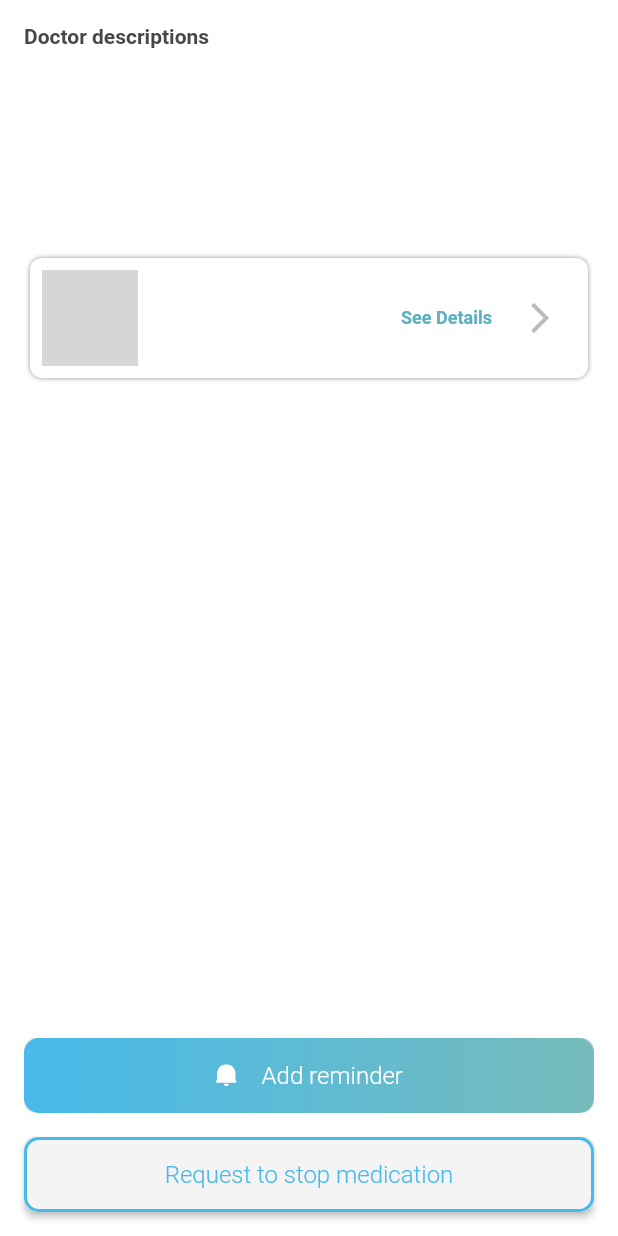
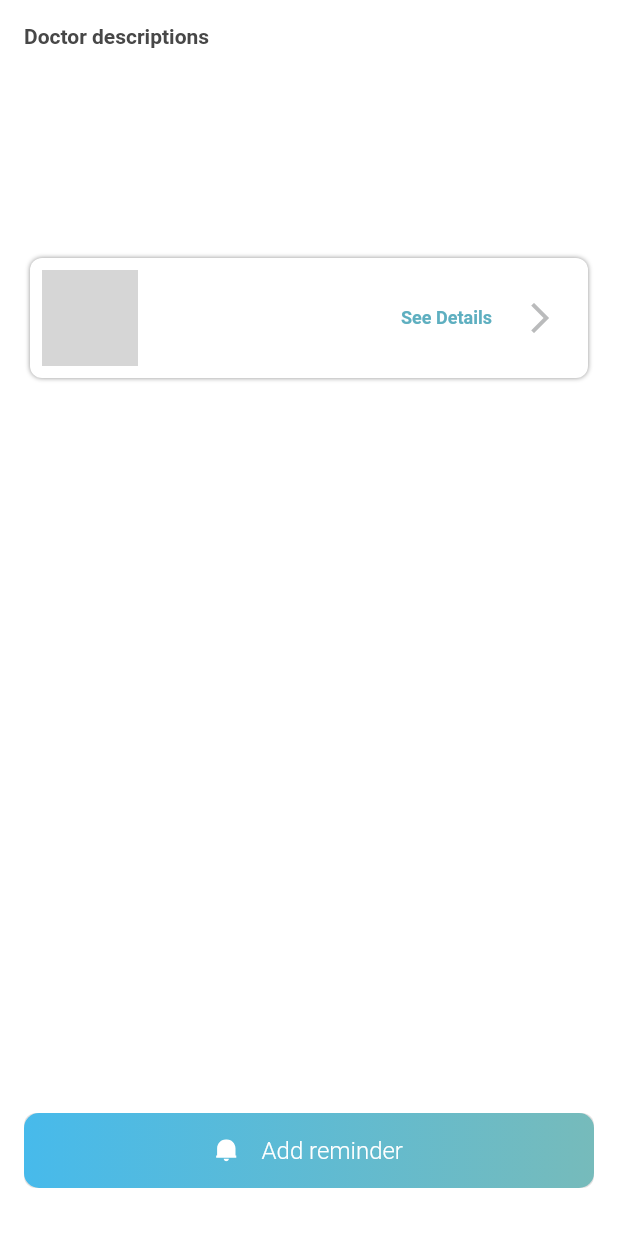
Before and after one commit to A-P-I-Team/MyMedFrontEnd, a Flutter app: the DrugsBody widget shown alone on an empty page, opened directly with empty values, on a phone screen of 412 x 824 dp. Run offline on Flutter 3.47's test engine with Material 2 defaults, Android fonts, the phone set to English and light mode, and no system bars; drawn by our look-alikes of cached_network_image; our stand-ins replace auto_route, dropdown_search, flutter_keyboard_visibility, flutter_local_notifications, flutter_lorem, flutter_native_timezone and 12 more; missing offline and left inert: dart:ffi; accounts and stored records are empty; generated files the repository leaves out were written again; network calls fail; Roboto replaces fonts that are missing (IRANSans); grey boxes are pictures that could not be loaded.

Commit message:
Fix the drug detail page conflicts

```diff
--- a/my_med/lib/src/modules/drug/components/drug_usage_period.dart
+++ b/my_med/lib/src/modules/drug/components/drug_usage_period.dart
@@ -21,7 +21,7 @@ class DrugUsagePeriod extends StatelessWidget {
         ),
         children: [
           TextSpan(
-            text: '${drugDetailModel.days} ',
+            text: '${drugDetailModel.period} ',
             style: const TextStyle(
               fontWeight: FontWeight.w700,
               fontSize: 12,
--- a/my_med/lib/src/modules/drug/components/drugs_body.dart
+++ b/my_med/lib/src/modules/drug/components/drugs_body.dart
@@ -4,7 +4,7 @@ import 'package:my_med/src/components/primary_icon_button.dart';
 import 'package:my_med/src/l10n/localization_provider.dart';
 import 'package:my_med/src/modules/drug/components/doctor_details_container.dart';
 import 'package:my_med/src/modules/drug/components/progress_drug_container.dart';
-import 'package:my_med/src/modules/drug/components/stop_medication_request_button.dart';
+// import 'package:my_med/src/modules/drug/components/stop_medication_request_button.dart';
 import 'package:my_med/src/modules/drug/models/drug_detail_model.dart';
 
 class DrugsBody extends StatelessWidget {
@@ -82,7 +82,6 @@ class DrugsBody extends StatelessWidget {
                     child: (isStartedDrug)
                         ? ProgressDrugContainer(
                             prescriptionModel: prescriptionModel,
-                            totalDayUse: totalDayUse,
                           )
                         : const SizedBox()),
               ],
@@ -101,9 +100,9 @@ class DrugsBody extends StatelessWidget {
                 const SizedBox(
                   height: 16,
                 ),
-              StopMedicationRequestButton(
-                onStopPrescription: onStopPrescription,
-              ),
+              // StopMedicationRequestButton(
+              //   onStopPrescription: onStopPrescription,
+              // ),
             ],
           ),
         ],
--- a/my_med/lib/src/modules/drug/components/drugs_header.dart
+++ b/my_med/lib/src/modules/drug/components/drugs_header.dart
@@ -47,7 +47,7 @@ class DrugsHeader extends StatelessWidget {
                       color: Color(0xFF474747)),
                   children: [
                     TextSpan(
-                      text: totalDayUse.toString(),
+                      text: ' $totalDayUse',
                       style: const TextStyle(
                         fontWeight: FontWeight.w700,
                         fontSize: 16,
--- a/my_med/lib/src/modules/drug/components/next_reminder_text.dart
+++ b/my_med/lib/src/modules/drug/components/next_reminder_text.dart
@@ -43,9 +43,9 @@ class NextReminderText extends StatelessWidget {
                 color: Color(0xFF737373),
               ),
               children: [
-                const TextSpan(
-                  text: " 3 ",
-                  style: TextStyle(
+                TextSpan(
+                  text: ' ${drugDetailModel.nextReminder} ',
+                  style: const TextStyle(
                     fontWeight: FontWeight.w700,
                     fontSize: 12,
                     color: Color(0xFF5EAFC0),
--- a/my_med/lib/src/modules/drug/models/drug_detail_model.dart
+++ b/my_med/lib/src/modules/drug/models/drug_detail_model.dart
@@ -9,6 +9,8 @@ class DrugDetailModel {
     required this.progress,
     required this.description,
     required this.doctor,
+    required this.period,
+    required this.nextReminder,
   });
 
   final String medicine;
@@ -20,6 +22,8 @@ class DrugDetailModel {
   final double progress;
   final String description;
   final Doctor doctor;
+  final int period;
+  final int? nextReminder;
 
   factory DrugDetailModel.fromJson(Map<String, dynamic> json) =>
       DrugDetailModel(
@@ -31,20 +35,10 @@ class DrugDetailModel {
         remaining: json["remaining"],
         progress: json["progress"],
         description: json["description"],
+        period: json["period"],
         doctor: Doctor.fromJson(json["doctor"]),
+        nextReminder: json['next_reminder'],
       );
-
-  Map<String, dynamic> toJson() => {
-        "medicine": medicine,
-        "dosage": dosage,
-        "fraction": fraction,
-        "days": days,
-        "elapsed": elapsed,
-        "remaining": remaining,
-        "progress": progress,
-        "description": description,
-        "doctor": doctor.toJson(),
-      };
 }
 
 class Doctor {
```
Also changed, not shown: my_med/lib/src/modules/drug/components/progress_drug_container.dart (+9 -9 lines), my_med/lib/src/modules/drug/pages/drug_details_page.dart (+0 -19 lines).
